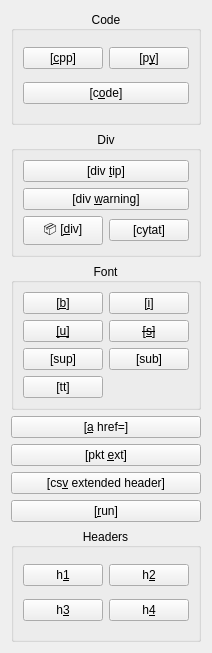
Before: the Qt Designer form ui/stctagsbuttons.ui in baziorek/STC_editor, drawn with Qt 5.
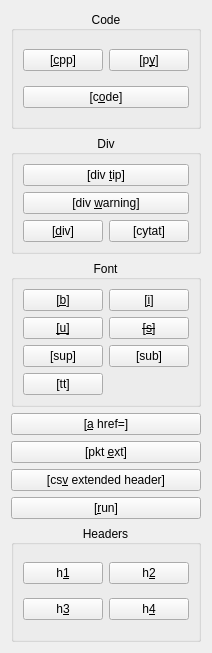
After: the same form once the commit is applied. Icons and pictures are not drawn.

Commit message: Corrected some button icon

Patch:
```diff
--- a/ui/stctagsbuttons.ui
+++ b/ui/stctagsbuttons.ui
@@ -215,7 +215,7 @@
       <item row="2" column="0">
        <widget class="QPushButton" name="button_div">
         <property name="text">
-         <string>📦 [&amp;div]</string>
+         <string>[&amp;div]</string>
         </property>
         <property name="icon">
          <iconset resource="../resources.qrc">
```
Left out of the diff: 2 changed lines with no effect on the pictures. The commit also changes 3 other files.
